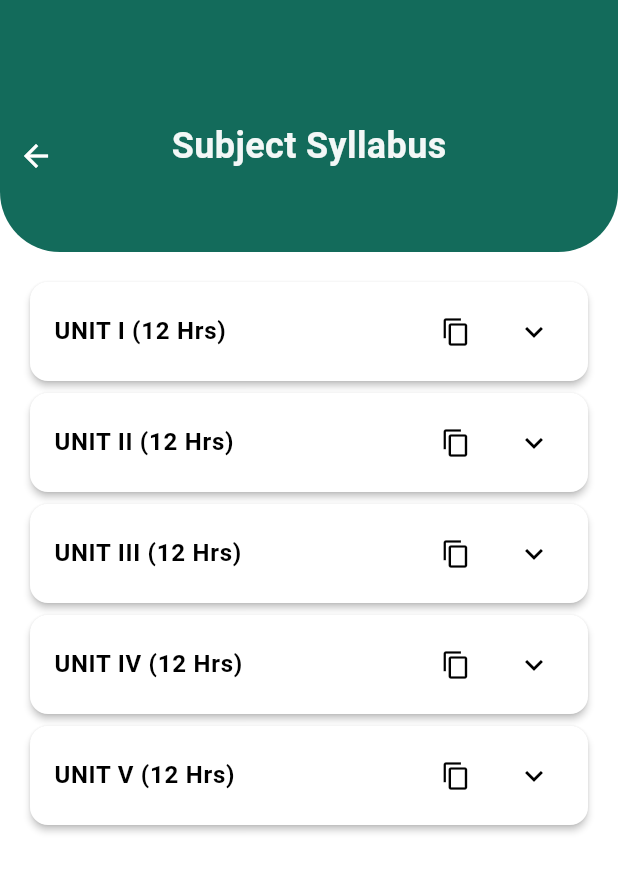
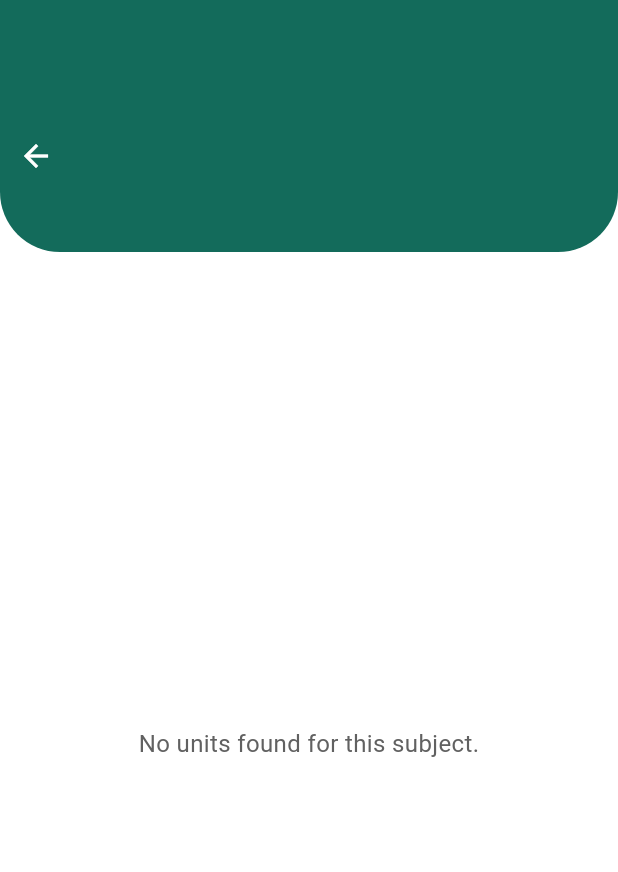
Before and after one commit to FantomAtom/Syllabuddy, a Flutter app: the SubjectSyllabusScreen screen opened directly with empty values, on a phone screen of 412 x 824 dp. Shown: the top 872 px of the screen. Run offline on Flutter 3.47's test engine with Material 3 defaults, Android fonts, the light colour scheme and no system bars; our stand-ins replace cloud_firestore, firebase_core; accounts and stored records are empty.

Commit message:
Linked subject syllabus viewer with firebase

```diff
--- a/lib/screens/subject_screen.dart
+++ b/lib/screens/subject_screen.dart
@@ -199,7 +199,12 @@ class SubjectScreen extends StatelessWidget {
                                   context,
                                   MaterialPageRoute(
                                     builder: (_) => SubjectSyllabusScreen(
-                                      subjectName: title,
+                                      courseLevel: courseLevel,
+                                      department: department,
+                                      year: year,
+                                      semester: semester,
+                                      subjectId: doc.id,        // important: pass the subject document id (e.g. "CS102")
+                                      subjectName: title,       // optional friendly name
                                     ),
                                   ),
                                 );
--- a/lib/screens/subject_syllabus_screen.dart
+++ b/lib/screens/subject_syllabus_screen.dart
@@ -1,57 +1,65 @@
+// lib/screens/subject_syllabus_screen.dart
 import 'package:flutter/material.dart';
-import 'package:flutter/services.dart'; // For Clipboard
-
+import 'package:cloud_firestore/cloud_firestore.dart';
+import 'package:flutter/services.dart'; // Clipboard
 
 class SubjectSyllabusScreen extends StatelessWidget {
-  final String subjectName;
+  final String courseLevel;
+  final String department;
+  final String year;
+  final String semester;
+  final String subjectId;
+  final String? subjectName;
 
-  const SubjectSyllabusScreen({Key? key, required this.subjectName}) : super(key: key);
+  const SubjectSyllabusScreen({
+    Key? key,
+    required this.courseLevel,
+    required this.department,
+    required this.year,
+    required this.semester,
+    required this.subjectId,
+    this.subjectName,
+  }) : super(key: key);
+
+  String _buildUnitTitle(String docId, Map<String, dynamic>? data) {
+    final unitField = data != null && data['unit'] is String
+        ? (data['unit'] as String).trim()
+        : '';
+    final hours = (data != null && data['hours'] != null) ? data['hours'].toString().trim() : '';
+
+    if (unitField.isNotEmpty) {
+      // If the unit field already mentions hours, don't append again
+      final lower = unitField.toLowerCase();
+      if (hours.isNotEmpty && !lower.contains('hr') && !lower.contains('hrs')) {
+        return '$unitField ($hours Hrs)';
+      }
+      return unitField;
+    }
+
+    // Fallback: use docId (common to have docs like "1", "2", ...)
+    final idNumeric = int.tryParse(docId);
+    final idLabel = idNumeric != null ? 'Unit $docId' : docId;
+    if (hours.isNotEmpty) return '$idLabel ($hours Hrs)';
+    return idLabel;
+  }
 
   @override
   Widget build(BuildContext context) {
     final primary = Theme.of(context).primaryColor;
 
-    final List<Map<String, String>> syllabusUnits = [
-      {
-        'title': 'UNIT I (12 Hrs)',
-        'content':
-            'LINEAR ALGEBRA (MATRICES): Rank of a matrix - Consistency of a system of linear equations - '
-            'Characteristic equation of a matrix - Eigen values and Eigen vectors - Properties of Eigen values and Eigen vectors - '
-            'Cayley-Hamilton theorem (excluding proof) - Verification - Application (Finding Inverse and Power of a matrix) - '
-            'Diagonalization of a matrix by orthogonal and similarity transformation - Quadratic form – Nature of Quadratic Form - '
-            'Orthogonal reduction of quadratic form to canonical form.'
-      },
-      {
-        'title': 'UNIT II (12 Hrs)',
-        'content':
-            'ORDINARY DIFFERENTIAL EQUATIONS: Differential Equations of First Order - Exact equations - Leibnitz’s linear equations - '
-            'Bernoulli’s equation - Equations solvable for p - Clairaut’s equation - Differential equations of Higher order - '
-            'Linear differential equations of higher order with constant coefficients - Euler’s linear equation of higher order '
-            'with variable coefficients - Method of variation of parameters.'
-      },
-      {
-        'title': 'UNIT III (12 Hrs)',
-        'content':
-            'MULTIVARIABLE CALCULUS (DIFFERENTIATION): Partial differentiation - Partial derivatives of first order and higher order - '
-            'Partial differentiation of implicit functions - Euler’s theorem on homogeneous functions - Total derivative - Jacobian Properties - '
-            'Taylor’s series for functions of two variables - Maxima and minima of functions of two variables.'
-      },
-      {
-        'title': 'UNIT IV (12 Hrs)',
-        'content':
-            'MULTIVARIABLE CALCULUS (MULTIPLE INTEGRALS): Double integration (Cartesian form and Polar form) - constant limits - variable limits - '
-            'over the region R - Change of variables in double integrals (Cartesian to polar) - Application of double integral - Area by double integration - '
-            'Change of Order of Integration - Triple Integration (Cartesian, Spherical and Cylindrical) - constant limits - variable limits - over the region R - '
-            'Application of triple integral - Volume by triple integration.'
-      },
-      {
-        'title': 'UNIT V (12 Hrs)',
-        'content':
-            'MULTIVARIABLE CALCULUS (VECTOR CALCULUS): Vector Differential Operator - Gradient - Properties - Directional derivative - '
-            'Divergence and Curl Properties and relations - Solenoidal and Irrotational vector fields - Line integral and Surface integrals - '
-            'Integral Theorems (excluding Proof) - Green’s theorem - Stoke’s theorem - Gauss divergence theorem.'
-      },
-    ];
+    final subjectDocRef = FirebaseFirestore.instance
+        .collection('degree-level')
+        .doc(courseLevel)
+        .collection('department')
+        .doc(department)
+        .collection('year')
+        .doc(year)
+        .collection('semester')
+        .doc(semester)
+        .collection('subjects')
+        .doc(subjectId);
+
+    final unitsCollection = subjectDocRef.collection('units');
 
     return Scaffold(
       body: Column(
@@ -77,9 +85,11 @@ class SubjectSyllabusScreen extends StatelessWidget {
                   ),
                   Center(
                     child: Text(
-                      'Subject Syllabus',
+                      subjectName != null && subjectName!.trim().isNotEmpty
+                          ? subjectName!
+                          : subjectId,
                       style: TextStyle(
-                        fontSize: 24,
+                        fontSize: 20,
                         fontWeight: FontWeight.bold,
                         color: Colors.white.withOpacity(0.95),
                       ),
@@ -90,13 +100,104 @@ class SubjectSyllabusScreen extends StatelessWidget {
             ),
           ),
 
-          // Expandable syllabus units
+          // Units list: validate subject exists, then stream units
           Expanded(
-          child: ListView.builder(
+            child: Padding(
               padding: const EdgeInsets.all(16),
-            itemCount: syllabusUnits.length,
+              child: FutureBuilder<DocumentSnapshot<Map<String, dynamic>>>(
+                future: subjectDocRef.get(),
+                builder: (context, subjectSnapshot) {
+                  if (subjectSnapshot.hasError) {
+                    return Center(
+                      child: Column(
+                        mainAxisSize: MainAxisSize.min,
+                        children: [
+                          const Icon(Icons.error_outline, size: 56, color: Colors.redAccent),
+                          const SizedBox(height: 12),
+                          Padding(
+                            padding: const EdgeInsets.symmetric(horizontal: 24),
+                            child: Text(
+                              'Error checking subject:\n${subjectSnapshot.error}',
+                              textAlign: TextAlign.center,
+                              style: TextStyle(fontSize: 16, color: Colors.grey.shade800),
+                            ),
+                          ),
+                        ],
+                      ),
+                    );
+                  }
+
+                  if (subjectSnapshot.connectionState == ConnectionState.waiting) {
+                    return const Center(child: CircularProgressIndicator());
+                  }
+
+                  final sdoc = subjectSnapshot.data;
+                  if (sdoc == null || !sdoc.exists) {
+                    return Center(
+                      child: Text(
+                        'No subject found at:\n/degree-level/$courseLevel/department/$department/year/$year/semester/$semester/subjects/$subjectId',
+                        textAlign: TextAlign.center,
+                        style: TextStyle(fontSize: 16, color: Colors.grey.shade700),
+                      ),
+                    );
+                  }
+
+                  return StreamBuilder<QuerySnapshot<Map<String, dynamic>>>(
+                    stream: unitsCollection.snapshots(),
+                    builder: (context, snapshot) {
+                      if (snapshot.hasError) {
+                        return Center(
+                          child: Column(
+                            mainAxisSize: MainAxisSize.min,
+                            children: [
+                              const Icon(Icons.error_outline, size: 56, color: Colors.redAccent),
+                              const SizedBox(height: 12),
+                              Padding(
+                                padding: const EdgeInsets.symmetric(horizontal: 24),
+                                child: Text(
+                                  'Error loading units:\n${snapshot.error}',
+                                  textAlign: TextAlign.center,
+                                  style: TextStyle(fontSize: 16, color: Colors.grey.shade800),
+                                ),
+                              ),
+                            ],
+                          ),
+                        );
+                      }
+
+                      if (snapshot.connectionState == ConnectionState.waiting) {
+                        return const Center(child: CircularProgressIndicator());
+                      }
+
+                      final docs = snapshot.data?.docs ?? [];
+
+                      if (docs.isEmpty) {
+                        return Center(
+                          child: Text(
+                            'No units found for this subject.',
+                            textAlign: TextAlign.center,
+                            style: TextStyle(fontSize: 16, color: Colors.grey.shade700),
+                          ),
+                        );
+                      }
+
+                      // Sort numeric unit IDs ascending if possible
+                      docs.sort((a, b) {
+                        final ai = int.tryParse(a.id);
+                        final bi = int.tryParse(b.id);
+                        if (ai != null && bi != null) return ai.compareTo(bi);
+                        return a.id.compareTo(b.id);
+                      });
+
+                      return ListView.separated(
+                        itemCount: docs.length,
+                        separatorBuilder: (_, __) => const SizedBox(height: 12),
                         itemBuilder: (context, index) {
-              final unit = syllabusUnits[index];
+                          final doc = docs[index];
+                          final data = doc.data();
+                          final content = (data != null && data['content'] is String) ? (data['content'] as String) : '';
+                          final title = _buildUnitTitle(doc.id, data);
+
                           return Card(
                             elevation: 2,
                             shape: RoundedRectangleBorder(borderRadius: BorderRadius.circular(12)),
@@ -106,39 +207,49 @@ class SubjectSyllabusScreen extends StatelessWidget {
                                 children: [
                                   Expanded(
                                     child: Text(
-                          unit['title']!,
+                                      title,
                                       style: const TextStyle(fontWeight: FontWeight.bold),
                                     ),
                                   ),
                                   IconButton(
                                     icon: const Icon(Icons.copy, size: 20),
-                        tooltip: 'Copy syllabus',
-                        onPressed: () {
-                          Clipboard.setData(ClipboardData(text: unit['content']!));
+                                    tooltip: 'Copy unit content',
+                                    onPressed: content.isNotEmpty
+                                        ? () {
+                                            Clipboard.setData(ClipboardData(text: content));
                                             ScaffoldMessenger.of(context).showSnackBar(
                                               const SnackBar(
-                              content: Text('Syllabus copied to clipboard!'),
+                                                content: Text('Unit content copied to clipboard!'),
                                                 duration: Duration(seconds: 1),
                                               ),
                                             );
-                        },
+                                          }
+                                        : null,
                                   ),
                                 ],
                               ),
                               children: [
                                 Padding(
                                   padding: const EdgeInsets.all(16.0),
-                      child: Text(
-                        unit['content']!,
-                        style: const TextStyle(fontSize: 15, height: 1.5),
+                                  child: content.isNotEmpty
+                                      ? Text(content, style: const TextStyle(fontSize: 15, height: 1.5))
+                                      : Text(
+                                          'No content available for this unit.',
+                                          style: TextStyle(fontSize: 15, color: Colors.grey.shade600),
                                         ),
                                 ),
                               ],
                             ),
                           );
                         },
+                        padding: const EdgeInsets.only(bottom: 16),
+                      );
+                    },
+                  );
+                },
               ),
-        )
+            ),
+          ),
         ],
       ),
     );
```
Lines whose indentation alone changed are shown as unchanged.
